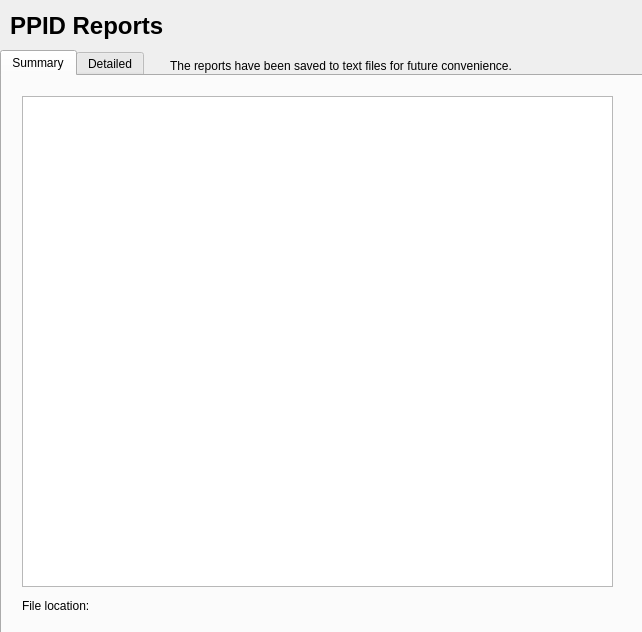
Qt form ppidresultswindow.ui (sprinklej/00100100) before a commit.
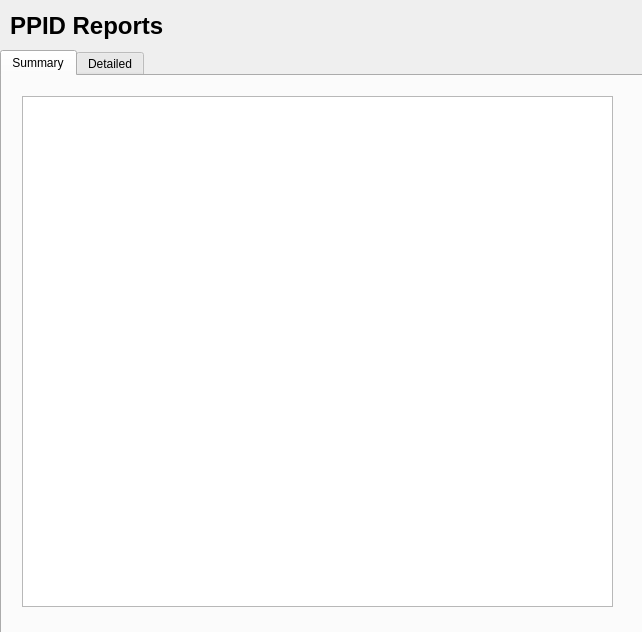
The same form after that commit.

Commit message: updated how reports are displayed

Patch:
```diff
--- a/ppidresultswindow.ui
+++ b/ppidresultswindow.ui
@@ -55,23 +55,10 @@
        <x>20</x>
        <y>20</y>
        <width>591</width>
-       <height>491</height>
+       <height>511</height>
       </rect>
      </property>
     </widget>
-    <widget class="QLabel" name="label_Summary_Loc">
-     <property name="geometry">
-      <rect>
-       <x>20</x>
-       <y>520</y>
-       <width>471</width>
-       <height>20</height>
-      </rect>
-     </property>
-     <property name="text">
-      <string>File location:</string>
-     </property>
-    </widget>
    </widget>
    <widget class="QWidget" name="Detailed">
     <attribute name="title">
@@ -102,19 +89,6 @@
     </widget>
    </widget>
   </widget>
-  <widget class="QLabel" name="label">
-   <property name="geometry">
-    <rect>
-     <x>170</x>
-     <y>40</y>
-     <width>451</width>
-     <height>51</height>
-    </rect>
-   </property>
-   <property name="text">
-    <string>The reports have been saved to text files for future convenience.</string>
-   </property>
-  </widget>
  </widget>
  <resources/>
  <connections/>
```
Left out of the diff: 15 changed lines with no effect on the pictures. The commit also changes 1 other file.
